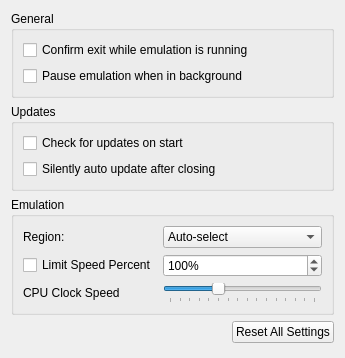
Above: src/citra_qt/configuration/configure_general.ui from ghostallen/citra before the change. Below: the same form after it.
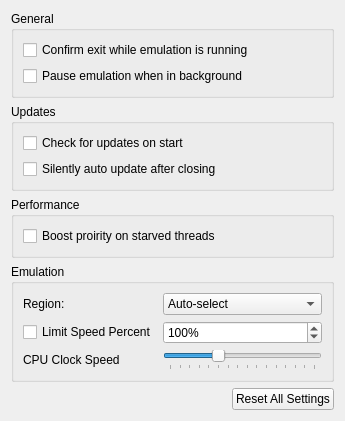
That is the form after the change.

Commit message: Dragios' priority-boost

```diff
--- a/src/citra_qt/configuration/configure_general.ui
+++ b/src/citra_qt/configuration/configure_general.ui
@@ -62,6 +62,26 @@
        </layout>
       </widget>
      </item>
+     <item>
+      <widget class="QGroupBox" name="groupBox_2">
+       <property name="title">
+        <string>Performance</string>
+       </property>
+       <layout class="QHBoxLayout" name="horizontalLayout_7">
+        <item>
+         <layout class="QVBoxLayout" name="verticalLayout_5">
+          <item>
+           <widget class="QCheckBox" name="toggle_use_priority_boost">
+            <property name="text">
+             <string>Boost proirity on starved threads</string>
+            </property>
+           </widget>
+          </item>
+         </layout>
+        </item>
+       </layout>
+      </widget>
+     </item>
      <item>
       <widget class="QGroupBox" name="groupBox_4">
        <property name="title">
```
The commit also changes 5 other files.
